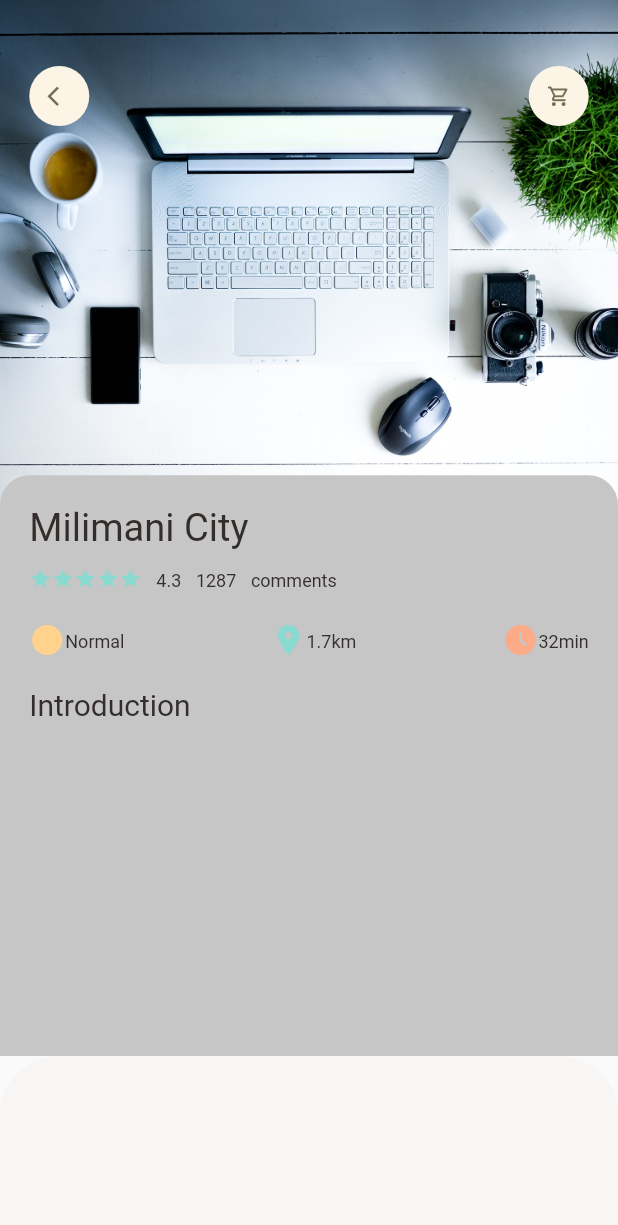
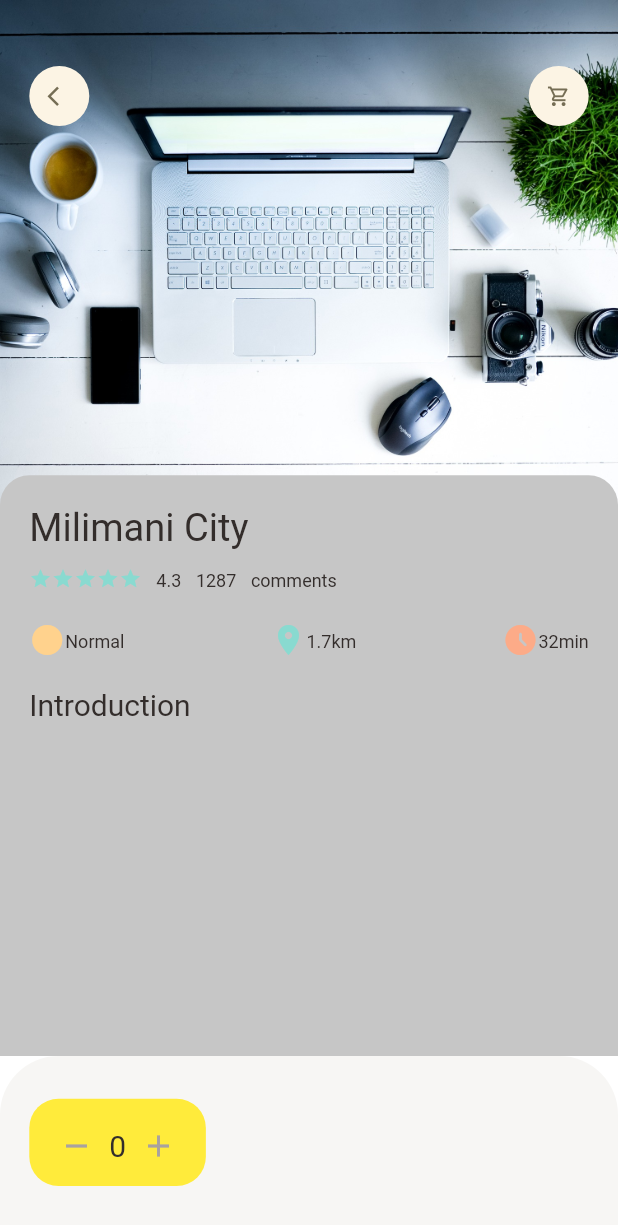
Before and after one commit to johngolem/Turaco, a Flutter app: the screen it shows after launch, on a phone screen of 412 x 824 dp. Shown: the top 1225 px of the screen. Run offline on Flutter 3.47's test engine with Material 2 defaults, Android fonts, the phone set to English and light mode, and no system bars; our stand-ins replace dots_indicator, get.

Commit message:
add add to cart button

```diff
--- a/lib/pages/product/popular_product_detail.dart
+++ b/lib/pages/product/popular_product_detail.dart
@@ -16,6 +16,7 @@ class PopularProductDetail extends StatelessWidget {
   @override
   Widget build(BuildContext context) {
     return Scaffold(
+      backgroundColor: Colors.white,
       body: Stack(
         children: [
           Positioned(
@@ -79,7 +80,7 @@ class PopularProductDetail extends StatelessWidget {
       ),
       bottomNavigationBar: Container(
         height: 120,
-        padding: EdgeInsets.only(top: Dimensions.height30, bottom: Dimensions.height30,left: Dimensions.width20,right: Dimensions.width20),
+        padding: EdgeInsets.only(top: Dimensions.height20, bottom: Dimensions.height25,left: Dimensions.width20,right: Dimensions.width20),
         decoration: BoxDecoration(
           color: AppColors.buttonBackgroundColor,
           borderRadius: BorderRadius.only(
@@ -87,6 +88,24 @@ class PopularProductDetail extends StatelessWidget {
             topRight: Radius.circular(Dimensions.radius20*2)
           )
         ),
+      child: Row(children: [
+        Container(
+          padding: EdgeInsets.only(top: Dimensions.height20, bottom: Dimensions.height15, left: Dimensions.width20, right: Dimensions.width20),
+          decoration: BoxDecoration(
+            borderRadius:BorderRadius.circular(Dimensions.radius20),
+            color: Colors.yellow,
+          ),
+          child: Row(
+            children: [
+              Icon(Icons.remove,color: AppColors.signColor,),
+              SizedBox(width: Dimensions.width10,),
+              BigText(text: "0"),
+              SizedBox(width: Dimensions.width10,),
+              Icon(Icons.add, color: AppColors.signColor,),
+            ],
+          ),
+        ),
+      ]),
       ),
 
     );
```
